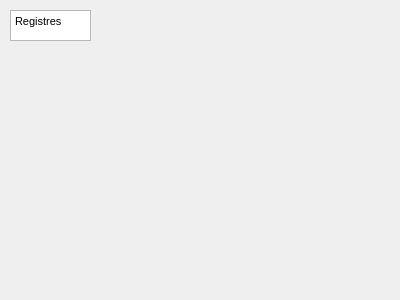
Robilemb/Game-Boy-Emulator, file GUI/Qt/SRC_UI/debugregisterswindow.ui: the form before one commit.
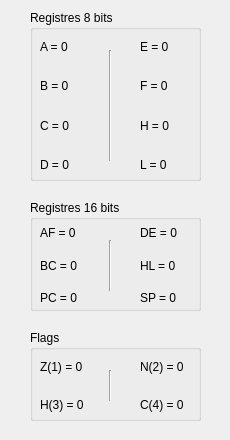
The form after the commit.

The edit to the form file:
```diff
--- a/GUI/Qt/SRC_UI/debugregisterswindow.ui
+++ b/GUI/Qt/SRC_UI/debugregisterswindow.ui
@@ -6,29 +6,288 @@
    <rect>
     <x>0</x>
     <y>0</y>
-    <width>400</width>
-    <height>300</height>
+    <width>230</width>
+    <height>440</height>
    </rect>
   </property>
   <property name="windowTitle">
    <string>Debug Registers</string>
   </property>
-  <widget class="QTextEdit" name="textEdit">
+  <widget class="QGroupBox" name="groupBoxRegisters8bits">
    <property name="geometry">
     <rect>
-     <x>10</x>
+     <x>30</x>
      <y>10</y>
-     <width>81</width>
-     <height>31</height>
+     <width>171</width>
+     <height>171</height>
     </rect>
    </property>
-   <property name="html">
-    <string>&lt;!DOCTYPE HTML PUBLIC &quot;-//W3C//DTD HTML 4.0//EN&quot; &quot;http://www.w3.org/TR/REC-html40/strict.dtd&quot;&gt;
-&lt;html&gt;&lt;head&gt;&lt;meta name=&quot;qrichtext&quot; content=&quot;1&quot; /&gt;&lt;style type=&quot;text/css&quot;&gt;
-p, li { white-space: pre-wrap; }
-&lt;/style&gt;&lt;/head&gt;&lt;body style=&quot; font-family:'MS Shell Dlg 2'; font-size:8.25pt; font-weight:400; font-style:normal;&quot;&gt;
-&lt;p style=&quot; margin-top:0px; margin-bottom:0px; margin-left:0px; margin-right:0px; -qt-block-indent:0; text-indent:0px;&quot;&gt;Registres&lt;/p&gt;&lt;/body&gt;&lt;/html&gt;</string>
+   <property name="title">
+    <string>Registres 8 bits</string>
    </property>
+   <widget class="QWidget" name="verticalLayoutWidget">
+    <property name="geometry">
+     <rect>
+      <x>10</x>
+      <y>20</y>
+      <width>61</width>
+      <height>151</height>
+     </rect>
+    </property>
+    <layout class="QVBoxLayout" name="verticalLayout">
+     <item>
+      <widget class="QLabel" name="labelRegisterA">
+       <property name="text">
+        <string>A = 0</string>
+       </property>
+      </widget>
+     </item>
+     <item>
+      <widget class="QLabel" name="labelRegisterB">
+       <property name="text">
+        <string>B = 0</string>
+       </property>
+      </widget>
+     </item>
+     <item>
+      <widget class="QLabel" name="labelRegisterC">
+       <property name="text">
+        <string>C = 0</string>
+       </property>
+      </widget>
+     </item>
+     <item>
+      <widget class="QLabel" name="labelRegisterD">
+       <property name="text">
+        <string>D = 0</string>
+       </property>
+      </widget>
+     </item>
+    </layout>
+   </widget>
+   <widget class="QWidget" name="verticalLayoutWidget_2">
+    <property name="geometry">
+     <rect>
+      <x>110</x>
+      <y>20</y>
+      <width>61</width>
+      <height>151</height>
+     </rect>
+    </property>
+    <layout class="QVBoxLayout" name="verticalLayout_2">
+     <item>
+      <widget class="QLabel" name="labelRegisterE">
+       <property name="text">
+        <string>E = 0</string>
+       </property>
+      </widget>
+     </item>
+     <item>
+      <widget class="QLabel" name="label_7">
+       <property name="text">
+        <string>F = 0</string>
+       </property>
+      </widget>
+     </item>
+     <item>
+      <widget class="QLabel" name="labelRegisterH">
+       <property name="text">
+        <string>H = 0</string>
+       </property>
+      </widget>
+     </item>
+     <item>
+      <widget class="QLabel" name="label_8">
+       <property name="text">
+        <string>L = 0</string>
+       </property>
+      </widget>
+     </item>
+    </layout>
+   </widget>
+   <widget class="Line" name="line">
+    <property name="geometry">
+     <rect>
+      <x>65</x>
+      <y>40</y>
+      <width>31</width>
+      <height>111</height>
+     </rect>
+    </property>
+    <property name="orientation">
+     <enum>Qt::Vertical</enum>
+    </property>
+   </widget>
+  </widget>
+  <widget class="QGroupBox" name="groupBoxRegisters16bits">
+   <property name="geometry">
+    <rect>
+     <x>30</x>
+     <y>200</y>
+     <width>171</width>
+     <height>111</height>
+    </rect>
+   </property>
+   <property name="title">
+    <string>Registres 16 bits</string>
+   </property>
+   <widget class="QWidget" name="verticalLayoutWidget_3">
+    <property name="geometry">
+     <rect>
+      <x>10</x>
+      <y>20</y>
+      <width>61</width>
+      <height>91</height>
+     </rect>
+    </property>
+    <layout class="QVBoxLayout" name="verticalLayout_3">
+     <item>
+      <widget class="QLabel" name="labelRegisterAF">
+       <property name="text">
+        <string>AF = 0</string>
+       </property>
+      </widget>
+     </item>
+     <item>
+      <widget class="QLabel" name="labelRegisterBC">
+       <property name="text">
+        <string>BC = 0</string>
+       </property>
+      </widget>
+     </item>
+     <item>
+      <widget class="QLabel" name="labelRegisterPC">
+       <property name="text">
+        <string>PC = 0</string>
+       </property>
+      </widget>
+     </item>
+    </layout>
+   </widget>
+   <widget class="QWidget" name="verticalLayoutWidget_4">
+    <property name="geometry">
+     <rect>
+      <x>110</x>
+      <y>20</y>
+      <width>61</width>
+      <height>91</height>
+     </rect>
+    </property>
+    <layout class="QVBoxLayout" name="verticalLayout_4">
+     <item>
+      <widget class="QLabel" name="labelRegisterDE">
+       <property name="text">
+        <string>DE = 0</string>
+       </property>
+      </widget>
+     </item>
+     <item>
+      <widget class="QLabel" name="labelRegisterHL">
+       <property name="text">
+        <string>HL = 0</string>
+       </property>
+      </widget>
+     </item>
+     <item>
+      <widget class="QLabel" name="labelRegisterSP">
+       <property name="text">
+        <string>SP = 0</string>
+       </property>
+      </widget>
+     </item>
+    </layout>
+   </widget>
+   <widget class="Line" name="line_2">
+    <property name="geometry">
+     <rect>
+      <x>60</x>
+      <y>40</y>
+      <width>41</width>
+      <height>51</height>
+     </rect>
+    </property>
+    <property name="orientation">
+     <enum>Qt::Vertical</enum>
+    </property>
+   </widget>
+  </widget>
+  <widget class="QGroupBox" name="groupBoxFlags">
+   <property name="geometry">
+    <rect>
+     <x>30</x>
+     <y>330</y>
+     <width>171</width>
+     <height>91</height>
+    </rect>
+   </property>
+   <property name="title">
+    <string>Flags</string>
+   </property>
+   <widget class="QWidget" name="verticalLayoutWidget_5">
+    <property name="geometry">
+     <rect>
+      <x>10</x>
+      <y>20</y>
+      <width>61</width>
+      <height>71</height>
+     </rect>
+    </property>
+    <layout class="QVBoxLayout" name="verticalLayout_5">
+     <item>
+      <widget class="QLabel" name="labelFlagZ">
+       <property name="text">
+        <string>Z(1) = 0</string>
+       </property>
+      </widget>
+     </item>
+     <item>
+      <widget class="QLabel" name="labelFlagH">
+       <property name="text">
+        <string>H(3) = 0</string>
+       </property>
+      </widget>
+     </item>
+    </layout>
+   </widget>
+   <widget class="QWidget" name="verticalLayoutWidget_6">
+    <property name="geometry">
+     <rect>
+      <x>110</x>
+      <y>20</y>
+      <width>61</width>
+      <height>71</height>
+     </rect>
+    </property>
+    <layout class="QVBoxLayout" name="verticalLayout_6">
+     <item>
+      <widget class="QLabel" name="labelFlagN">
+       <property name="text">
+        <string>N(2) = 0</string>
+       </property>
+      </widget>
+     </item>
+     <item>
+      <widget class="QLabel" name="labelFlagC">
+       <property name="text">
+        <string>C(4) = 0</string>
+       </property>
+      </widget>
+     </item>
+    </layout>
+   </widget>
+   <widget class="Line" name="line_3">
+    <property name="geometry">
+     <rect>
+      <x>60</x>
+      <y>40</y>
+      <width>41</width>
+      <height>31</height>
+     </rect>
+    </property>
+    <property name="orientation">
+     <enum>Qt::Vertical</enum>
+    </property>
+   </widget>
   </widget>
  </widget>
  <resources/>
```
Left out of the diff: 2 changed lines with no effect on the pictures.
